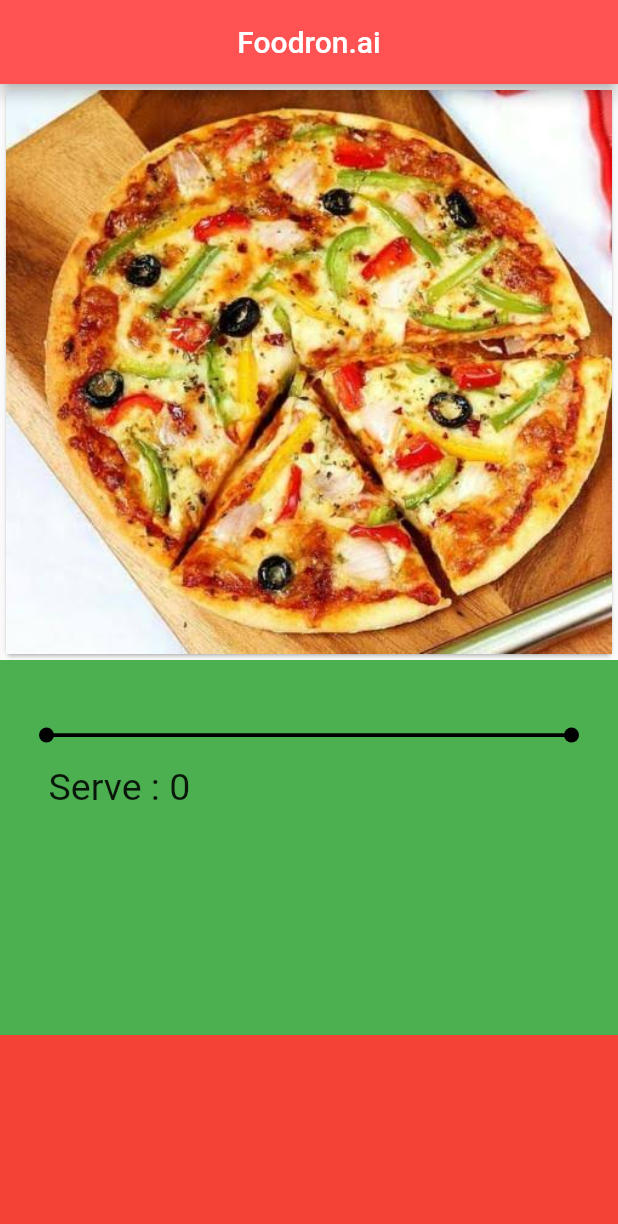
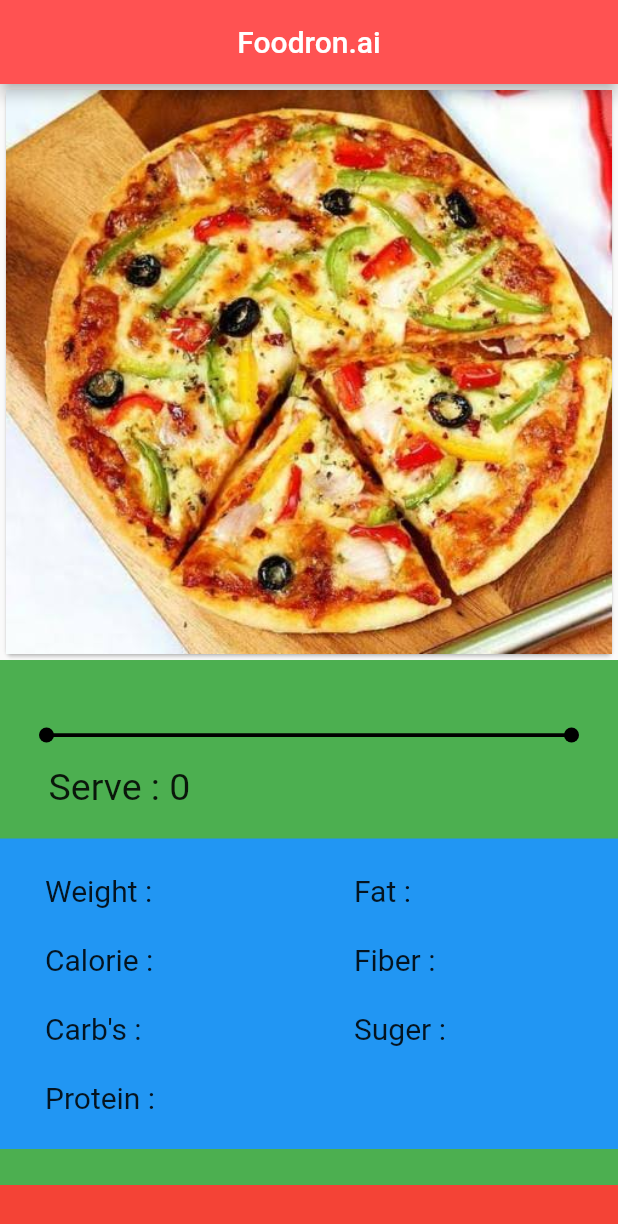
Before and after one commit to abhijeetAUR/FoodRonAi_Flutter, a Flutter app: the screen it shows after launch, after a tap on "camera", on a phone screen of 412 x 824 dp. Shown: the top 1224 px of the screen. Run offline on Flutter 3.47's test engine with Material 2 defaults, Android fonts, the light colour scheme and no system bars; our stand-ins replace image_picker; missing offline and left inert: dart:ffi.

Commit message:
card details view basic placement completed

```diff
--- a/food_ron_ai/lib/Global.dart
+++ b/food_ron_ai/lib/Global.dart
@@ -6,11 +6,10 @@ import 'package:flutter/material.dart';
 
 final appName = "Foodron.ai";
 final img_url = "api.foodron.ai/img-url";
-File _image;
 final serve = "Serve";
 final weight = "Weight";
 final calorie = "Calorie";
-final carbohydrates = "Carbohydrates";
+final carbohydrates = "Carb's";
 final fiber = "Fiber";
 final fat = "Fat";
 final protein = "Protein";
--- a/food_ron_ai/lib/customwidgets/DetailCard.dart
+++ b/food_ron_ai/lib/customwidgets/DetailCard.dart
@@ -29,7 +29,7 @@ class _DetailsOfImageCardWidgetState extends State<DetailsOfImageCardWidget>
   Widget build(BuildContext context) {
     return Container(
       width: MediaQuery.of(context).size.width,
-      height: 250,
+      height: 350,
       color: Colors.green,
       child: Column(
         children: <Widget>[
@@ -57,7 +57,7 @@ class _ServeWidgetState extends State<ServeWidget> {
           WaveSlider(
             onChanged: (double val) {
               setState(() {
-                _serve = (val * 5).round();
+                _serve = (val * 10).round();
               });
             },
           ),
@@ -90,6 +90,117 @@ class MetaInformationWidget extends StatefulWidget {
 class _MetaInformationWidgetState extends State<MetaInformationWidget> {
   @override
   Widget build(BuildContext context) {
-    return Container();
+    return Container(
+        child: Column(
+      children: <Widget>[
+        Row(
+          children: <Widget>[
+            new Col1Info(),
+            new Col2Info(),
+          ],
+        ),
+
+        Row(
+          children: <Widget>[
+            Col3Info(),
+          ],
+        )
+      ],
+    ));
   }
 }
+
+class Col3Info extends StatefulWidget {
+  @override
+  _Col3InfoState createState() => _Col3InfoState();
+}
+
+class _Col3InfoState extends State<Col3Info> {
+  @override
+  Widget build(BuildContext context) {
+    return Container(
+      color: Colors.blue,
+      width: MediaQuery.of(context).size.width,
+      padding: new EdgeInsets.only(left: 30),
+      child: Column(
+        crossAxisAlignment: CrossAxisAlignment.start,
+        children: <Widget>[
+          Text(
+            '${Globals.protein} :\t \n',
+            style: TextStyle(fontSize: 20.0),
+          ),
+        ],
+      ),
+    );
+  }
+}
+
+class Col2Info extends StatelessWidget {
+  const Col2Info({
+    Key key,
+  }) : super(key: key);
+
+  @override
+  Widget build(BuildContext context) {
+    return new Container(
+        color: Colors.blue,
+        width: MediaQuery.of(context).size.width / 2,
+        padding: new EdgeInsets.only(left: 30),
+        child: Column(
+          crossAxisAlignment: CrossAxisAlignment.start,
+          children: <Widget>[
+            SizedBox(width: 30.0),
+            Text(
+              '\n${Globals.fat} :\t \n',
+              style: TextStyle(fontSize: 20.0),
+            ),
+            SizedBox(width: 30.0),
+            Text(
+              '${Globals.fiber} :\t \n',
+              style: TextStyle(fontSize: 20.0),
+            ),
+            SizedBox(width: 30.0),
+            Text(
+              '${Globals.sugar} :\t \n',
+              style: TextStyle(fontSize: 20.0),
+            ),
+          ],
+        ));
+  }
+}
+
+class Col1Info extends StatelessWidget {
+  const Col1Info({
+    Key key,
+  }) : super(key: key);
+
+  @override
+  Widget build(BuildContext context) {
+    return new Container(
+        color: Colors.blue,
+        width: MediaQuery.of(context).size.width / 2,
+        padding: new EdgeInsets.only(left: 30),
+        child: Column(
+          crossAxisAlignment: CrossAxisAlignment.start,
+          children: <Widget>[
+            SizedBox(width: 30.0),
+            Text(
+              '\n${Globals.weight} :\t \n',
+              style: TextStyle(
+                fontSize: 20.0,
+              ),
+            ),
+            SizedBox(width: 30.0),
+            Text(
+              '${Globals.calorie} :\t \n',
+              style: TextStyle(fontSize: 20.0),
+            ),
+            SizedBox(width: 30.0),
+            Text(
+              '${Globals.carbohydrates} :\t \n',
+              style: TextStyle(fontSize: 20.0),
+            ),
+          ],
+        ));
+  }
+}
--- a/food_ron_ai/lib/ui/HomePage.dart
+++ b/food_ron_ai/lib/ui/HomePage.dart
@@ -14,7 +14,6 @@ class HomeScreen extends StatefulWidget {
 
 class _HomeScreenState extends State<HomeScreen> {
   final ImageDataBloc _imageDataBloc = ImageDataBloc();
-
   File _image;
 
   Future getImage(bool isCamera) async {
@@ -24,7 +23,7 @@ class _HomeScreenState extends State<HomeScreen> {
     } else {
       print('camera error');
     }
-    _image = image;
+   _image = image;
   }
 
   @override
--- a/food_ron_ai/lib/ui/ImageDetails.dart
+++ b/food_ron_ai/lib/ui/ImageDetails.dart
@@ -38,7 +38,7 @@ class DetailView extends StatelessWidget {
         Expanded(flex: 2,
         child: Card(
           child: Image.asset('images/pizza.jpg',
-          fit: BoxFit.cover,
+          fit: BoxFit.fill,
           ),
         ),
         ),
```
